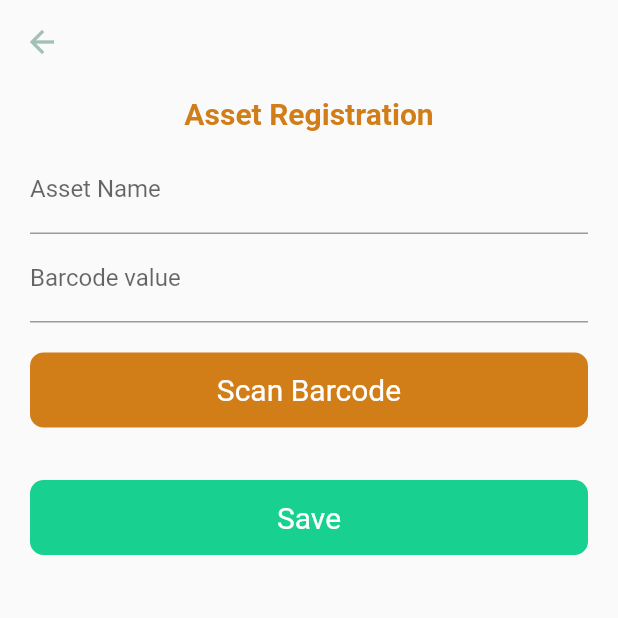
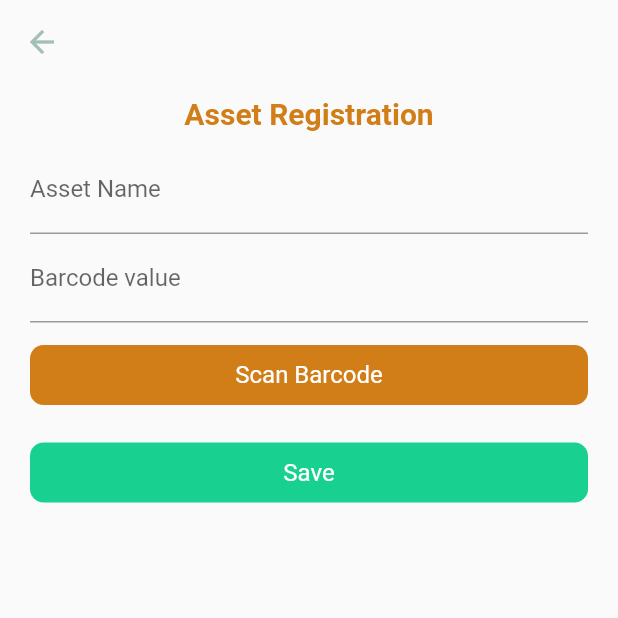
Before and after one commit to crimsoftit/dsc_dApp, a Flutter app: the screen it shows after launch, after a tap on "Create Asset", on a phone screen of 412 x 824 dp, the top half of it. Run offline on Flutter 3.47's test engine with Material 2 defaults, Android fonts, the phone set to English and light mode, and no system bars; missing offline and left inert: flutter_barcode_scanner, web3dart; Roboto replaces fonts that are missing (Candara); project files that could hold a hidden picture were left out.

Commit message:
1. prototype completion

```diff
--- a/lib/CreateAsset.dart
+++ b/lib/CreateAsset.dart
@@ -62,7 +62,7 @@ class CreateAsset extends StatelessWidget {
             ),
             Padding(
               padding:
-                  const EdgeInsets.symmetric(horizontal: 20.0, vertical: 20.0),
+                  const EdgeInsets.symmetric(horizontal: 20.0, vertical: 15.0),
               child: GestureDetector(
                 onTap: () {
                   //Navigator.push(
@@ -73,13 +73,13 @@ class CreateAsset extends StatelessWidget {
                 },
                 child: new Container(
                     alignment: Alignment.center,
-                    height: 50.0,
+                    height: 40.0,
                     decoration: new BoxDecoration(
                         color: Color(0xFFD17E18),
                         borderRadius: new BorderRadius.circular(9.0)),
                     child: new Text("Scan Barcode",
                         style: new TextStyle(
-                            fontSize: 20.0, color: Colors.white))),
+                            fontSize: 16.0, color: Colors.white))),
               ),
             ),
             new SizedBox(
@@ -91,7 +91,7 @@ class CreateAsset extends StatelessWidget {
                 Expanded(
                   child: Padding(
                     padding: const EdgeInsets.symmetric(
-                        horizontal: 20.0, vertical: 10.0),
+                        horizontal: 20.0, vertical: 5.0),
                     child: GestureDetector(
                       onTap: () {
                         //Navigator.push(
@@ -132,13 +132,13 @@ class CreateAsset extends StatelessWidget {
                       },
                       child: new Container(
                           alignment: Alignment.center,
-                          height: 50.0,
+                          height: 40.0,
                           decoration: new BoxDecoration(
                               color: Color(0xFF18D191),
                               borderRadius: new BorderRadius.circular(9.0)),
                           child: new Text("Save",
                               style: new TextStyle(
-                                  fontSize: 20.0, color: Colors.white))),
+                                  fontSize: 16.0, color: Colors.white))),
                     ),
                   ),
                 ),
--- a/src/abis/Migrations.json
+++ b/src/abis/Migrations.json
@@ -915,12 +915,12 @@
     "5777": {
       "events": {},
       "links": {},
-      "address": "0xcdEFF21610506323349a7632aAC19960448CCB63",
-      "transactionHash": "0xfd14fa3d541ba91feef539648a3179b9924ed6427b8c1ee952826fdb5420b7cf"
+      "address": "0x0B115D23A9B6Ce68431304955b27E2775e1Ca899",
+      "transactionHash": "0x486ba56154f940e820cbc2c152cb59ab9c91052d0c7c72683caa35b4e99078b3"
     }
   },
   "schemaVersion": "3.4.1",
-  "updatedAt": "2021-08-01T00:57:35.763Z",
+  "updatedAt": "2021-08-03T19:41:10.891Z",
   "networkType": "ethereum",
   "devdoc": {
     "methods": {}
```
Also changed, not shown: src/abis/AssetManager.json.
